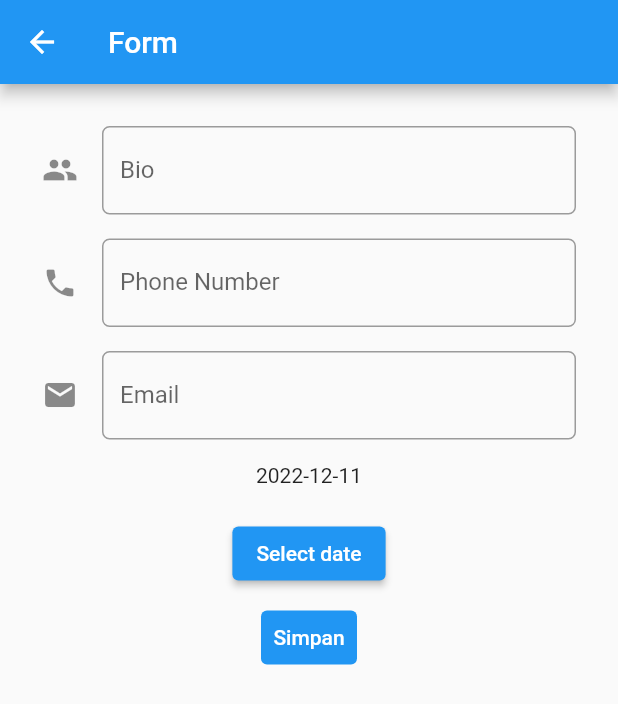
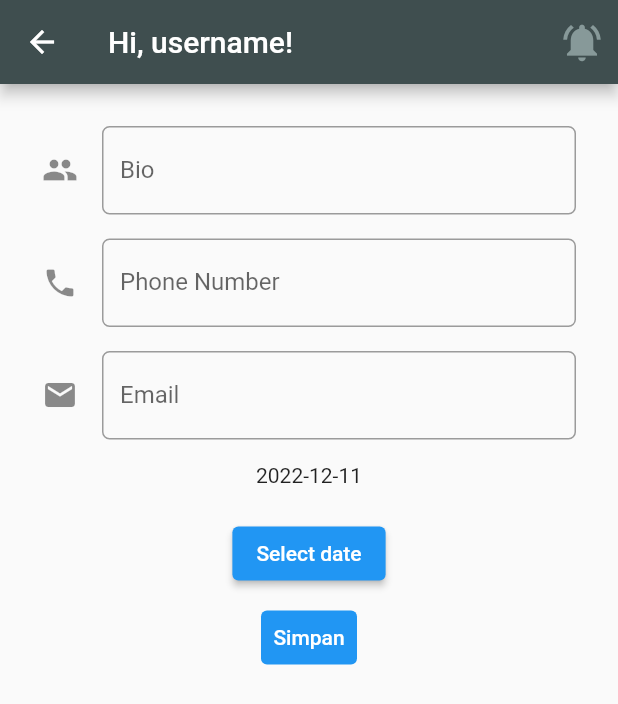
Before and after one commit to tsanny/DonoBox-Mobile-App, a Flutter app: the EditProfilePage screen opened directly, on a phone screen of 412 x 824 dp. Shown: the top 704 px of the screen. Run offline on Flutter 3.47's test engine with Material 2 defaults, Android fonts, the phone set to English and light mode, and no system bars; missing offline and left inert: pbp_django_auth.

Commit message:
Edit profile page color scheme

```diff
--- a/donobox/lib/pages/editprofilepage.dart
+++ b/donobox/lib/pages/editprofilepage.dart
@@ -1,5 +1,5 @@
 import 'package:flutter/material.dart';
-
+import 'package:donobox/pages/homepage.dart';
 
 class EditProfilePage extends StatefulWidget {
   const EditProfilePage({super.key});
@@ -36,9 +36,24 @@ class _EditProfilePageState extends State<EditProfilePage> {
   @override
   Widget build(BuildContext context) {
     return Scaffold(
-      appBar: AppBar(
-        title: Text('Form'),
-      ),
+        appBar: AppBar(
+          backgroundColor: Color(0xFF3F4E4F),
+          title: const Text('Hi, username!'),
+          actions: <Widget>[
+            IconButton(
+              icon: const Icon(Icons.notifications_active,
+                color: Color(0xFF879999),
+                size: 30,),
+              tooltip: 'Notification',
+              onPressed: () {
+                Navigator.pushReplacement(
+                  context,
+                  MaterialPageRoute(builder: (context) => const HomePage()),
+                );
+              },
+            ),
+          ],
+        ),
       body: Form(
         key: _formKey,
         child: SingleChildScrollView(
```
Also changed, not shown: donobox/lib/pages/profile.dart (+25 -30 lines).
